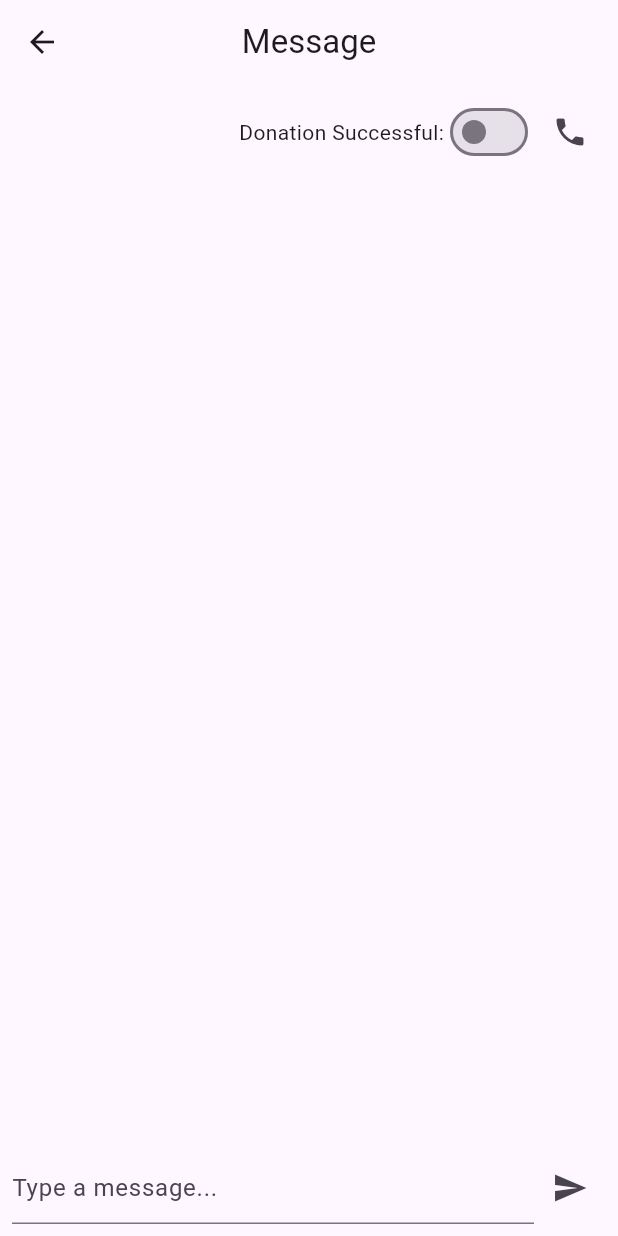
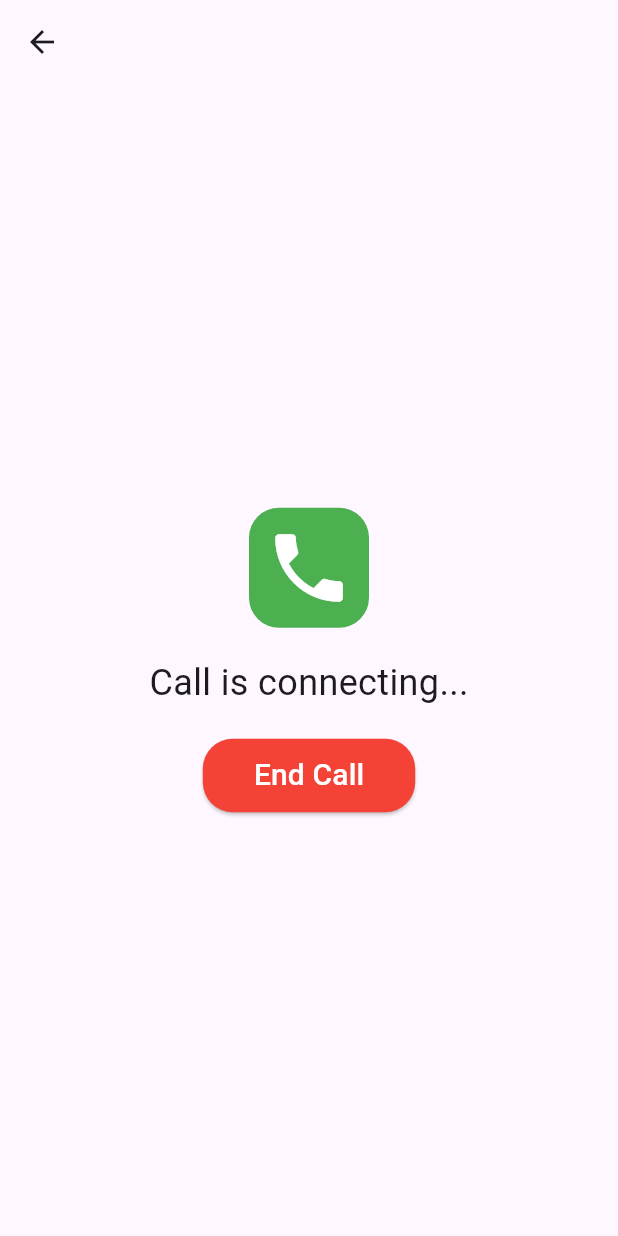
Before and after one commit to cs-48/blood_link, a Flutter app: the ChatScreen screen opened directly with empty values, after a tap on the "phone" icon, on a phone screen of 412 x 824 dp. Run offline on Flutter 3.47's test engine with Material 3 defaults, Android fonts, the phone set to English and light mode, and no system bars; our stand-ins replace cloud_firestore, firebase_auth, firebase_core, google_nav_bar, google_sign_in; missing offline and left inert: vertical_card_pager; accounts and stored records are empty; network calls fail.

Commit message:
call implemented

```diff
--- /dev/null
+++ b/lib/pages/callinterface.dart
@@ -0,0 +1,62 @@
+import 'package:flutter/material.dart';
+
+class CallConnectingInterface extends StatelessWidget {
+  void _endCall(BuildContext context) {
+    Navigator.pop(context); // Pop the current route
+  }
+
+  @override
+  Widget build(BuildContext context) {
+    return Scaffold(
+      appBar: AppBar(),
+      body: Center(
+        child: Column(
+          mainAxisAlignment: MainAxisAlignment.center,
+          crossAxisAlignment: CrossAxisAlignment.center,
+          children: [
+            Container(
+              decoration: BoxDecoration(
+                color: Colors.green,
+                borderRadius: BorderRadius.circular(20.0),
+              ),
+              padding: EdgeInsets.all(10.0),
+              child: Icon(
+                Icons.phone,
+                color: Colors.white,
+                size: 60.0,
+              ),
+            ),
+            SizedBox(height: 20),
+            Text(
+              'Call is connecting...',
+              style: TextStyle(fontSize: 24),
+            ),
+            SizedBox(height: 20),
+            ElevatedButton(
+              onPressed: () => _endCall(context),
+              style: ElevatedButton.styleFrom(
+                primary: Colors.red,
+                shape: RoundedRectangleBorder(
+                  borderRadius: BorderRadius.circular(20.0),
+                ),
+              ),
+              child: Padding(
+    padding: const EdgeInsets.all(10.0),
+    child: Text(
+      'End Call',
+      style: TextStyle(fontSize: 20, color: Colors.white),
+    ),
+  ),
+            ),
+          ],
+        ),
+      ),
+    );
+  }
+}
+
+void main() {
+  runApp(MaterialApp(
+    home: CallConnectingInterface(),
+  ));
+}
--- a/lib/pages/chat_page.dart
+++ b/lib/pages/chat_page.dart
@@ -2,6 +2,7 @@ import 'package:flutter/material.dart';
 import 'package:firebase_auth/firebase_auth.dart';
 import 'package:cloud_firestore/cloud_firestore.dart';
 import 'package:intl/intl.dart';
+import 'callinterface.dart';
 
 class ChatScreen extends StatefulWidget {
   final String message;
@@ -92,8 +93,10 @@ class _ChatScreenState extends State<ChatScreen> {
                 ),
                 IconButton(
                   icon: Icon(Icons.phone),
-                  onPressed: () {
-                      // Add your phone call functionality here
+                  onPressed: () {Navigator.push(
+          context,
+          MaterialPageRoute(builder: (context) => CallConnectingInterface()),
+                  );
                   },
                 ),
               ],
```
